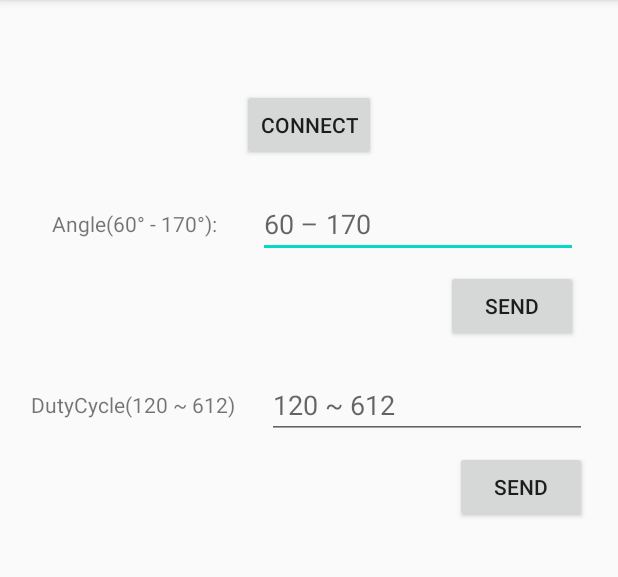
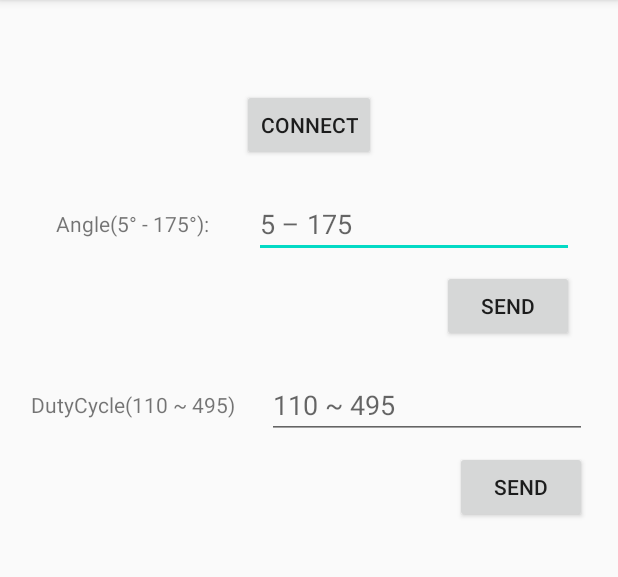
Before and after one commit to BiggieBoo18/FS90Controller, an Android app: the screen it shows after launch (MainActivity), on a phone screen of 412 x 824 dp, the part 84-661 px from its top. Run offline under Robolectric (Android 15) with nearby library versions, the phone set to English and light mode, and no system bars; 1 statement that could not run was skipped.

Commit message:
change angle range 5 ~ 175

```diff
--- a/app/src/main/res/values/strings.xml
+++ b/app/src/main/res/values/strings.xml
@@ -9,12 +9,12 @@
     <string name="disconnect">Disconnect</string>
 
     // angle text
-    <string name="label_angle">Angle(60° - 170°):</string>
-    <string name="hint_angle">60 – 170</string>
+    <string name="label_angle">Angle(5° - 175°):</string>
+    <string name="hint_angle">5 – 175</string>
 
     // dutyCycle text
-    <string name="label_dutyCycle">DutyCycle(120 ~ 612)</string>
-    <string name="hint_dutyCycle">120 ~ 612</string>
+    <string name="label_dutyCycle">DutyCycle(110 ~ 495)</string>
+    <string name="hint_dutyCycle">110 ~ 495</string>
 
     <string name="ble_not_supported">BLE not supported</string>
 </resources>
```
Also changed, not shown: 1 other file.
